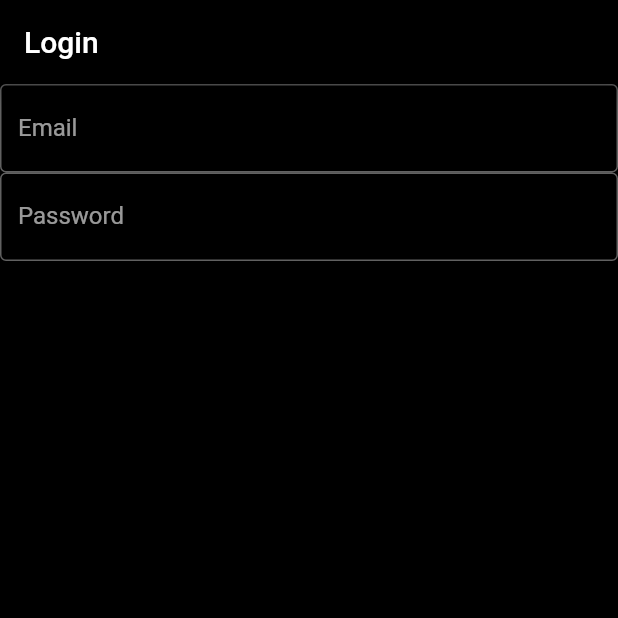
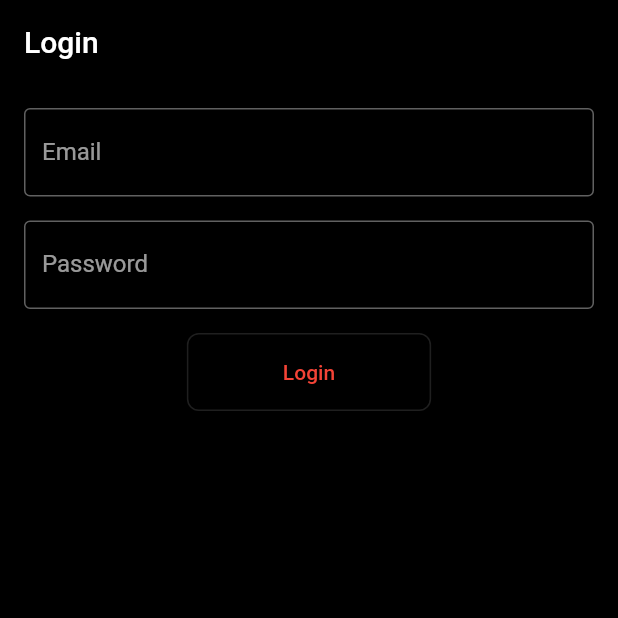
Before and after one commit to erxonxi/ideagenius, a Flutter app: the screen it shows after launch, on a phone screen of 412 x 824 dp, the top half of it. Run offline on Flutter 3.47's test engine with Material 2 defaults, Android fonts, the phone set to English and light mode, and no system bars; our stand-ins replace bloc, equatable, flutter_bloc, flutter_secure_storage, flutter_speed_dial; missing offline and left inert: flutter_quill.

Commit message:
:sparkles: implementing fake login page

```diff
--- a/lib/blocs/notes/notes_bloc.dart
+++ b/lib/blocs/notes/notes_bloc.dart
@@ -1,6 +1,7 @@
 import 'package:bloc/bloc.dart';
 import 'package:equatable/equatable.dart';
 
+import '../../models/note.dart';
 import '../../utils/notes_storage.dart';
 
 part 'notes_event.dart';
--- /dev/null
+++ b/lib/blocs/user/user_event.dart
@@ -0,0 +1,20 @@
+part of 'user_bloc.dart';
+
+abstract class UserEvent extends Equatable {
+  const UserEvent();
+
+  @override
+  List<Object> get props => [];
+}
+
+class UserLogin extends UserEvent {
+  final String email;
+  final String password;
+
+  const UserLogin(
+    this.email,
+    this.password,
+  );
+}
+
+class UserLoggout extends UserEvent {}
--- /dev/null
+++ b/lib/blocs/user/user_state.dart
@@ -0,0 +1,18 @@
+part of 'user_bloc.dart';
+
+abstract class UserState extends Equatable {
+  final User? user;
+
+  const UserState(this.user);
+
+  @override
+  List<Object> get props => [];
+}
+
+class UserInitial extends UserState {
+  const UserInitial() : super(null);
+}
+
+class UserLogged extends UserState {
+  const UserLogged(User user) : super(user);
+}
--- a/lib/main.dart
+++ b/lib/main.dart
@@ -1,12 +1,12 @@
 import 'package:flutter/material.dart';
 import 'package:flutter_bloc/flutter_bloc.dart';
-import 'package:ideagenis/blocs/notes/notes_bloc.dart';
-import 'package:ideagenis/screens/login_screen.dart';
 
+import 'blocs/notes/notes_bloc.dart';
+import 'blocs/user/user_bloc.dart';
 import 'blocs/tabs/tabs_bloc.dart';
 import 'blocs/theme/theme_bloc.dart';
 import 'screens/create_note_screen.dart';
-// import 'screens/home/home_screen.dart';
+import 'screens/login_screen.dart';
 import 'theme/theme_consts.dart';
 
 void main() {
@@ -60,6 +60,7 @@ class _MyAppStatesState extends State<MyAppStates> {
         create: (_) => TabsBloc(),
       ),
       BlocProvider(create: (_) => NotesBloc()),
+      BlocProvider(create: (_) => UserBloc()),
     ], child: widget.child);
   }
 }
--- a/lib/screens/create_note_screen.dart
+++ b/lib/screens/create_note_screen.dart
@@ -6,8 +6,8 @@ import 'package:flutter_bloc/flutter_bloc.dart';
 import 'package:flutter_quill/flutter_quill.dart';
 import 'package:ideagenis/blocs/notes/notes_bloc.dart';
 
+import '../models/note.dart';
 import '../utils/note_colors.dart';
-import '../utils/notes_storage.dart';
 
 class CreateNoteScreen extends StatefulWidget {
   const CreateNoteScreen({Key? key}) : super(key: key);
--- a/lib/screens/home/views/home_view.dart
+++ b/lib/screens/home/views/home_view.dart
@@ -4,7 +4,7 @@ import 'package:ideagenis/blocs/notes/notes_bloc.dart';
 import 'package:ideagenis/screens/note_screen.dart';
 
 import '../../../components/note_card.dart';
-import '../../../utils/notes_storage.dart';
+import '../../../models/note.dart';
 
 class HomeView extends StatefulWidget {
   const HomeView({Key? key}) : super(key: key);
--- a/lib/screens/login_screen.dart
+++ b/lib/screens/login_screen.dart
@@ -1,6 +1,8 @@
 import 'package:flutter/material.dart';
 import 'package:flutter_bloc/flutter_bloc.dart';
-import 'package:ideagenis/blocs/notes/notes_bloc.dart';
+import 'package:ideagenis/blocs/user/user_bloc.dart';
+
+import 'home/home_screen.dart';
 
 class LoginScreen extends StatefulWidget {
   const LoginScreen({Key? key}) : super(key: key);
@@ -16,13 +18,25 @@ class _LoginScreenState extends State<LoginScreen> {
 
   @override
   Widget build(BuildContext context) {
-    return BlocBuilder<NotesBloc, NotesState>(
+    return BlocBuilder<UserBloc, UserState>(
       builder: (context, state) {
+        if (state is UserLogged) {
+          WidgetsBinding.instance.addPostFrameCallback((_) {
+            Navigator.of(context).pushReplacement(
+              MaterialPageRoute(
+                builder: (context) => const HomeScreen(),
+              ),
+            );
+          });
+        }
+
         return Scaffold(
           appBar: AppBar(
             title: const Text("Login"),
           ),
-          body: Column(
+          body: Padding(
+            padding: const EdgeInsets.all(16.0),
+            child: Column(
               children: [
                 TextField(
                   controller: _email,
@@ -30,13 +44,37 @@ class _LoginScreenState extends State<LoginScreen> {
                     labelText: "Email",
                   ),
                 ),
+                const SizedBox(height: 16.0),
                 TextField(
                   controller: _password,
                   decoration: const InputDecoration(
                     labelText: "Password",
                   ),
                 ),
+                const SizedBox(height: 16.0),
+                OutlinedButton(
+                  style: ButtonStyle(
+                    padding: MaterialStateProperty.all(
+                      const EdgeInsets.symmetric(
+                        vertical: 18.0,
+                        horizontal: 64.0,
+                      ),
+                    ),
+                    shape: MaterialStateProperty.all(
+                      RoundedRectangleBorder(
+                        borderRadius: BorderRadius.circular(8.0),
+                      ),
+                    ),
+                  ),
+                  onPressed: () {
+                    context.read<UserBloc>().add(
+                          UserLogin(_email.text, _password.text),
+                        );
+                  },
+                  child: const Text("Login"),
+                ),
               ],
+            ),
           ),
         );
       },
--- a/lib/screens/note_screen.dart
+++ b/lib/screens/note_screen.dart
@@ -3,9 +3,9 @@ import 'dart:convert';
 import 'package:flutter/material.dart';
 import 'package:flutter_bloc/flutter_bloc.dart';
 import 'package:flutter_quill/flutter_quill.dart' as quill;
-import 'package:ideagenis/blocs/notes/notes_bloc.dart';
 
-import '../utils/notes_storage.dart';
+import '../blocs/notes/notes_bloc.dart';
+import '../models/note.dart';
 
 class NoteScreen extends StatefulWidget {
   final Note note;
--- a/lib/utils/notes_storage.dart
+++ b/lib/utils/notes_storage.dart
@@ -3,45 +3,7 @@ import 'dart:io';
 
 import 'package:path_provider/path_provider.dart';
 
-class Note {
-  String title;
-  String content;
-  String color;
-  String date;
-  String time;
-
-  Note({
-    required this.title,
-    required this.content,
-    required this.color,
-    required this.date,
-    required this.time,
-  });
-
-  Map<String, dynamic> toMap() {
-    return {
-      'title': title,
-      'content': content,
-      'color': color,
-      'date': date,
-      'time': time,
-    };
-  }
-
-  factory Note.fromMap(Map<String, dynamic> map) {
-    return Note(
-      title: map['title'],
-      content: map['content'],
-      color: map['color'],
-      date: map['date'],
-      time: map['time'],
-    );
-  }
-
-  String toJson() => json.encode(toMap());
-
-  factory Note.fromJson(String source) => Note.fromMap(json.decode(source));
-}
+import '../models/note.dart';
 
 class NotesStorage {
   static Future<List<Note>> getNotes() async {
```
Also changed, not shown: lib/blocs/user/user_bloc.dart (added, +19 -0 lines), lib/components/speed_dial.dart (+5 -7 lines), lib/models/note.dart (added, +41 -0 lines). Lines whose indentation alone changed are shown as unchanged.
